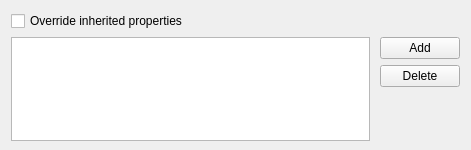
The window that ime/ui/ui_access_control_list.ui (UoA-eResearch/mytardis_ime) describes before a commit, drawn with Qt 5.
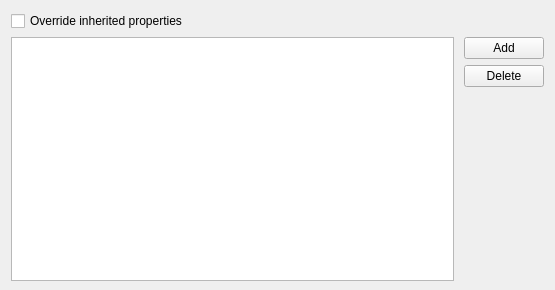
The same window after the commit.

Commit message: WIP change access control fields

```diff
--- a/ime/ui/ui_access_control_list.ui
+++ b/ime/ui/ui_access_control_list.ui
@@ -6,8 +6,8 @@
    <rect>
     <x>0</x>
     <y>0</y>
-    <width>471</width>
-    <height>150</height>
+    <width>555</width>
+    <height>290</height>
    </rect>
   </property>
   <property name="sizePolicy">
@@ -41,14 +41,7 @@
       <number>0</number>
      </property>
      <item>
-      <widget class="QListView" name="aclList">
-       <property name="sizePolicy">
-        <sizepolicy hsizetype="MinimumExpanding" vsizetype="Expanding">
-         <horstretch>0</horstretch>
-         <verstretch>0</verstretch>
-        </sizepolicy>
-       </property>
-      </widget>
+      <widget class="QTableView" name="aclTable"/>
      </item>
      <item>
       <layout class="QVBoxLayout" name="verticalLayout_2" stretch="0,0,0">
```
The commit also changes 8 other files.
